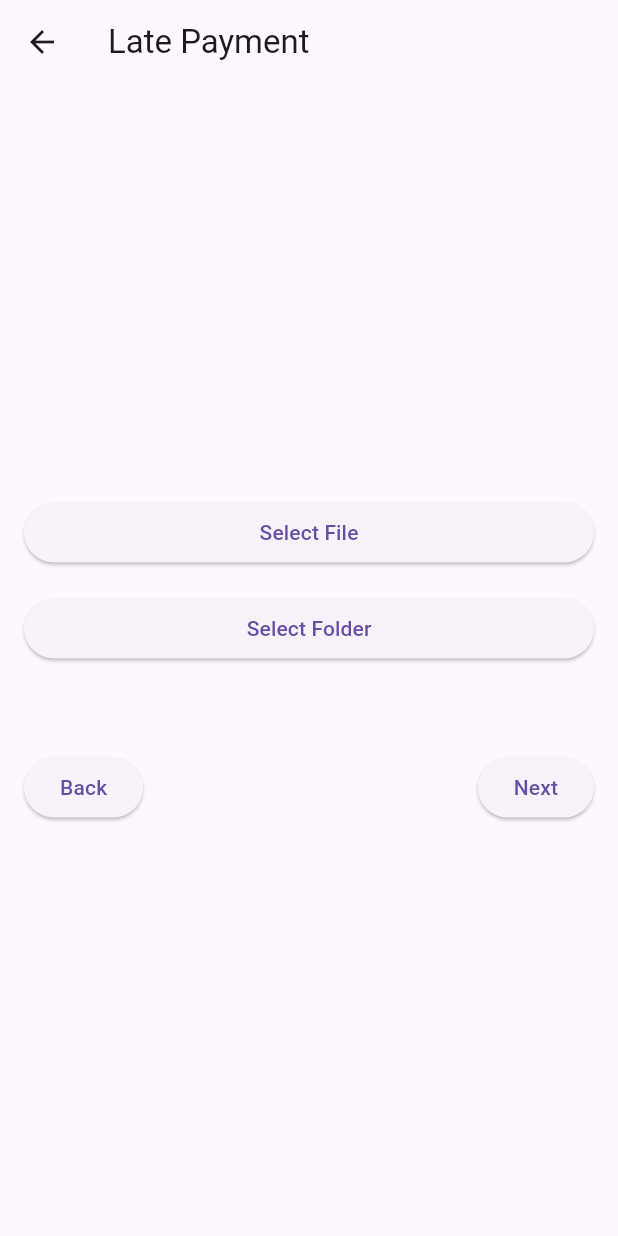
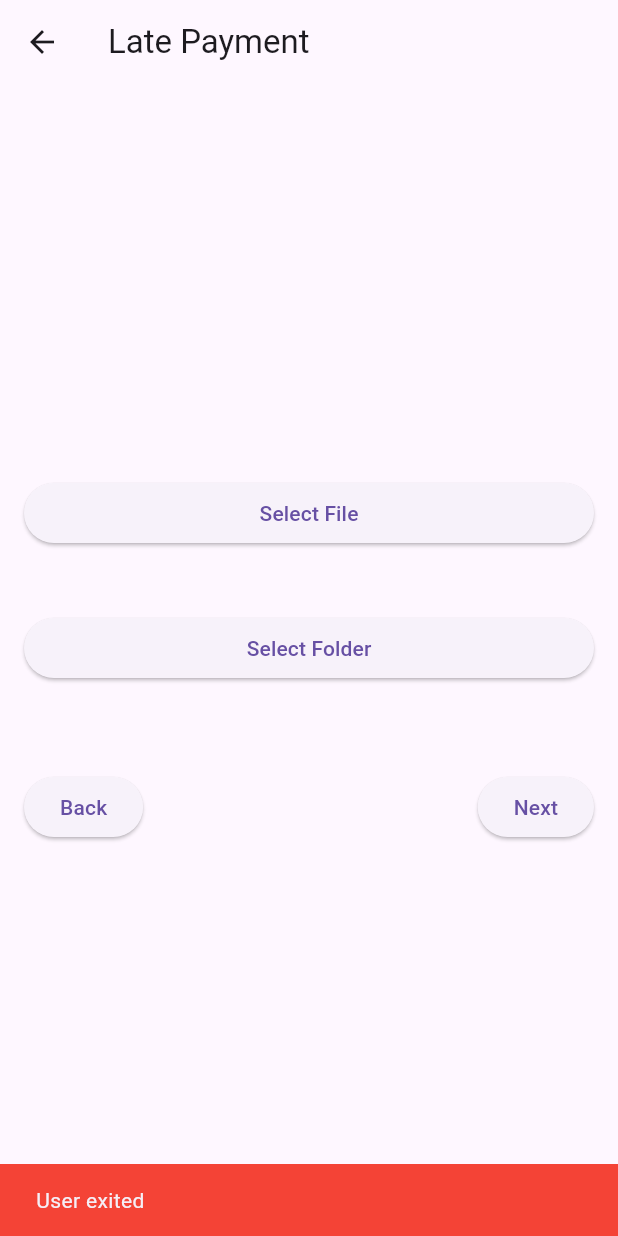
Before and after one commit to Chris-Rauch/robo_talker_pro, a Flutter app: the SelectFileView screen opened by its route, after a tap on "Select File", on a phone screen of 412 x 824 dp. Run offline on Flutter 3.47's test engine with Material 3 defaults, Android fonts, the phone set to English and light mode, and no system bars; our stand-ins replace bloc, file_picker, flutter_bloc; missing offline and left inert: excel.

Commit message:
Implemented control flow for the Bloc File IO.

```diff
--- /dev/null
+++ b/lib/auxillary/enums.dart
@@ -0,0 +1,3 @@
+enum ProjectType { latePayment, returnMail }
+
+List<String> projectNames = ['Late Payment', 'Return Mail'];
--- /dev/null
+++ b/lib/auxillary/error_popup.dart
@@ -0,0 +1,24 @@
+import 'package:flutter/material.dart';
+import 'package:flutter/scheduler.dart';
+
+SnackBar customSnackBar(BuildContext context, String errorMessage) {
+  return SnackBar(
+    content: Text(errorMessage),
+    backgroundColor: Colors.red,
+    duration:
+        const Duration(seconds: 3), // Duration the SnackBar should be visible
+  );
+}
+
+void showSnackBarAfterBuild(BuildContext context, Object error) {
+  SnackBar snackBar = SnackBar(
+    content: Text(error.toString()),
+    backgroundColor: Colors.red,
+    duration:
+        const Duration(seconds: 5), // Duration the SnackBar should be visible
+  );
+
+  SchedulerBinding.instance!.addPostFrameCallback((_) {
+    ScaffoldMessenger.of(context).showSnackBar(snackBar);
+  });
+}
--- /dev/null
+++ b/lib/services/fileIO/io_bloc.dart
@@ -0,0 +1,75 @@
+import 'dart:io';
+import 'package:excel/excel.dart';
+import 'package:file_picker/file_picker.dart';
+import 'package:robo_talker_pro/auxillary/enums.dart';
+import 'package:robo_talker_pro/views/select_file_view.dart';
+import 'io_event.dart';
+import 'io_state.dart';
+import 'package:bloc/bloc.dart';
+
+class FileIoBloc extends Bloc<FileIoEvent, FileIoState> {
+  FileIoBloc() : super(FileInitialState()) {
+    on<PickFileEvent>((event, emit) async {
+      try {
+        FilePickerResult? result = await FilePicker.platform.pickFiles(
+          allowMultiple: false,
+          type: FileType.custom,
+          allowedExtensions: ['xls', 'xlsx'],
+        );
+
+        if ((result != null) && (result.files.single.path != null)) {
+          emit(FilePickedSuccessState(result.files.single.path!));
+        } else {
+          emit(FileIoErrorState('User exited'));
+        }
+      } catch (e) {
+        emit(FileIoErrorState(e));
+      }
+    });
+
+    on<PickFolderEvent>((event, emit) async {
+      try {
+        String? dirPath = await FilePicker.platform.getDirectoryPath();
+        if (dirPath != null) {
+          emit(FolderPickedSuccessState(dirPath));
+        }
+      } catch (e) {
+        emit(FileIoErrorState(e));
+      }
+    });
+
+    on<ReadFileEvent>((event, emit) async {
+      File file;
+
+      try {
+        // open the file
+        file = File(event.filePath);
+        var bytes = await file.readAsBytes();
+        var excel = Excel.decodeBytes(bytes);
+
+        if (event.projectType == ProjectType.latePayment) {
+          //TODO read late payment file
+        } else if (event.projectType == ProjectType.returnMail) {
+          //TODO read return mail file
+        }
+
+        for (var table in excel.tables.keys) {
+          print(table);
+          print(excel.tables[table]!.maxColumns);
+          print(excel.tables[table]!.maxRows);
+
+          for (var row in excel.tables[table]!.rows) {
+            print(row);
+          }
+        }
+        emit(FileReadSuccessState());
+      } catch (e) {
+        emit(FileIoErrorState(e));
+      }
+    });
+
+    on<TriggerErrorEvent>((event, emit) {
+      emit(FileIoErrorState(event.error));
+    });
+  }
+}
--- /dev/null
+++ b/lib/services/fileIO/io_event.dart
@@ -0,0 +1,31 @@
+/// This file defines the FileBloc, which handles the business logic related to
+/// file picking and file formatting. It processes file picking events and
+/// manages the state transitions accordingly.
+library io_event_bloc;
+
+import 'package:robo_talker_pro/auxillary/enums.dart';
+import 'package:robo_talker_pro/views/select_file_view.dart';
+
+abstract class FileIoEvent {
+  const FileIoEvent();
+}
+
+class PickFileEvent extends FileIoEvent {
+  const PickFileEvent();
+}
+
+class PickFolderEvent extends FileIoEvent {
+  const PickFolderEvent();
+}
+
+class ReadFileEvent extends FileIoEvent {
+  final String filePath;
+  final ProjectType projectType;
+
+  const ReadFileEvent(this.filePath, this.projectType);
+}
+
+class TriggerErrorEvent extends FileIoEvent {
+  final Object error;
+  const TriggerErrorEvent(this.error);
+}
--- /dev/null
+++ b/lib/services/fileIO/io_state.dart
@@ -0,0 +1,33 @@
+/// This library defines the states for handling File IO operations in the application.
+/// It includes different state classes representing the various stages of File IO,
+/// such as loading, success, and error states. These states can be used in conjunction
+/// with a BLoC to manage and respond to File IO events in a structured manner.
+///
+/// The library helps abstract the complexities of File IO management by providing
+/// clear state definitions that the rest of the application can respond to.
+/// For instance, it can be used to track the progress of a file upload or download,
+/// as well as to handle potential errors during these operations.
+library io_state_bloc;
+
+abstract class FileIoState {}
+
+class FileInitialState extends FileIoState {}
+
+class FileIoLoadingState extends FileIoState {}
+
+class FilePickedSuccessState extends FileIoState {
+  final String filePath;
+  FilePickedSuccessState(this.filePath);
+}
+
+class FolderPickedSuccessState extends FileIoState {
+  final String folderPath;
+  FolderPickedSuccessState(this.folderPath);
+}
+
+class FileReadSuccessState extends FileIoState {}
+
+class FileIoErrorState extends FileIoState {
+  final Object error;
+  FileIoErrorState(this.error);
+}
--- a/lib/views/select_file_view.dart
+++ b/lib/views/select_file_view.dart
@@ -1,52 +1,28 @@
-import 'dart:io';
-import 'package:path_provider/path_provider.dart';
-import 'package:excel/excel.dart';
-import 'package:file_picker/file_picker.dart';
 import 'package:flutter/material.dart';
+import 'package:robo_talker_pro/auxillary/enums.dart';
+import 'package:robo_talker_pro/auxillary/error_popup.dart';
+import 'package:robo_talker_pro/services/fileIO/io_bloc.dart';
+import 'package:robo_talker_pro/services/fileIO/io_event.dart';
+import 'package:robo_talker_pro/services/fileIO/io_state.dart';
+import 'package:flutter_bloc/flutter_bloc.dart';
 
 class SelectFileView extends StatefulWidget {
-  final String projectType;
+  final ProjectType projectType;
   const SelectFileView({super.key, required this.projectType});
 
   @override
-  _SelectFileViewState createState() => _SelectFileViewState(projectType);
+  _SelectFileViewState createState() => _SelectFileViewState();
 }
 
 class _SelectFileViewState extends State<SelectFileView> {
-  final String projectType;
-  _SelectFileViewState(this.projectType);
+  late final ProjectType projectType;
+  String filePath = "";
+  String folderPath = "";
 
-  String displayText = "";
-
-  Future<void> selectFile() async {
-    // TODO: Implement file selection logic
-    // Move this code to a BLoC
-    File? pickedFile = await pickExcelFile();
-    File readFile;
-
-    print(pickedFile.toString());
-
-    // read selected file
-    if (pickedFile != null) {
-      readFile = File(pickedFile.toString());
-      readExcelFile(readFile);
-      print('true');
-    }
-    else {
-      return;
-    }
-
-    setState(() {
-      displayText = "File selected!";
-    });
-  }
-
-  void selectFolder() async {
-    // TODO: Implement folder selection logic
-
-    setState(() {
-      displayText = "Folder selected!";
-    });
+  @override
+  void initState() {
+    super.initState();
+    projectType = widget.projectType;
   }
 
   void goBack() {
@@ -54,70 +30,73 @@ class _SelectFileViewState extends State<SelectFileView> {
   }
 
   void goNext() {
-    if (projectType == 'Late Payment') {
+    if (projectType == ProjectType.latePayment) {
       Navigator.pushNamed(context, '/late_payment/robo_input');
-    } else if (projectType == 'Return Mail') {
+    } else if (projectType == ProjectType.returnMail) {
       Navigator.pushNamed(context, '/return_mail/progress_view');
     } else {
       setState(() {
-        displayText = 'Something went wrong';
+        filePath = 'Something went wrong';
       });
     }
   }
 
-  Future<File?> pickExcelFile() async {
-    FilePickerResult? result = await FilePicker.platform.pickFiles(
-      type: FileType.custom,
-      allowedExtensions: ['xls', 'xlsx'],
-    );
-
-    if (result != null) {
-      return File(result.files.single.path!);
-    } else {
-      return null;
-    }
-  }
-
-  Future<void> readExcelFile(File file) async {
-    var bytes = await file.readAsBytes();
-    var excel = Excel.decodeBytes(bytes);
-
-    for (var table in excel.tables.keys) {
-        print(table);
-        print(excel.tables[table]!.maxColumns);
-        print(excel.tables[table]!.maxRows);
-
-        for (var row in excel.tables[table]!.rows) {
-            print(row);
-        }
-    }
-}
-
-
   @override
   Widget build(BuildContext context) {
-    return Scaffold(
+    return BlocProvider(
+      create: (context) => FileIoBloc(),
+      child: Scaffold(
         appBar: AppBar(
-        title: Text(projectType),
+          title: Text(projectNames[projectType.index]),
         ),
-      body: Padding(
+        body: BlocBuilder<FileIoBloc, FileIoState>(
+          builder: (context, state) {
+            if (state is FileInitialState) {
+              // TODO implement logic for the initial selct file state
+            } else if (state is FilePickedSuccessState) {
+              // begin parsing the file in accordance with project type
+              filePath = state.filePath;
+              context
+                  .read<FileIoBloc>()
+                  .add(ReadFileEvent(state.filePath, projectType));
+            } else if (state is FolderPickedSuccessState) {
+              folderPath = state.folderPath;
+            } else if (state is FileIoLoadingState) {
+              return const Center(child: CircularProgressIndicator());
+            } else if (state is FileIoErrorState) {
+              showSnackBarAfterBuild(context, state.error);
+            } else if (state is FileReadSuccessState) {
+              /** TODO implement some sort of indicator that the file was read
+               * successfully. Allow the user to proceed to the next step.
+              */
+            } else {
+              showSnackBarAfterBuild(context, 'Error');
+            }
+            return Padding(
               padding: const EdgeInsets.all(16.0),
               child: Column(
                 mainAxisAlignment: MainAxisAlignment.center,
                 crossAxisAlignment: CrossAxisAlignment.stretch,
                 children: [
                   ElevatedButton(
-              onPressed: selectFile,
+                    onPressed: () =>
+                        context.read<FileIoBloc>().add(const PickFileEvent()),
                     child: const Text("Select File"),
                   ),
                   const SizedBox(height: 16),
+                  Text(
+                    filePath,
+                    style: const TextStyle(fontSize: 18),
+                    textAlign: TextAlign.center,
+                  ),
                   ElevatedButton(
-              onPressed: selectFolder,
+                    onPressed: () =>
+                        context.read<FileIoBloc>().add(const PickFolderEvent()),
                     child: const Text("Select Folder"),
                   ),
                   const SizedBox(height: 16),
                   Text(
-              displayText,
+                    folderPath,
                     style: const TextStyle(fontSize: 18),
                     textAlign: TextAlign.center,
                   ),
@@ -137,6 +116,9 @@ class _SelectFileViewState extends State<SelectFileView> {
                   ),
                 ],
               ),
+            );
+          },
+        ),
       ),
     );
   }
--- a/pubspec.yaml
+++ b/pubspec.yaml
@@ -41,6 +41,8 @@ dependencies:
   file_picker: ^8.0.0+1
   excel: ^4.0.3
   path_provider: ^2.1.3
+  bloc: ^8.1.4
+  flutter_bloc: ^8.1.5
 
 dev_dependencies:
   flutter_test:
```
Also changed, not shown: lib/main.dart (+13 -4 lines), pubspec.lock. Lines whose indentation alone changed are shown as unchanged.
